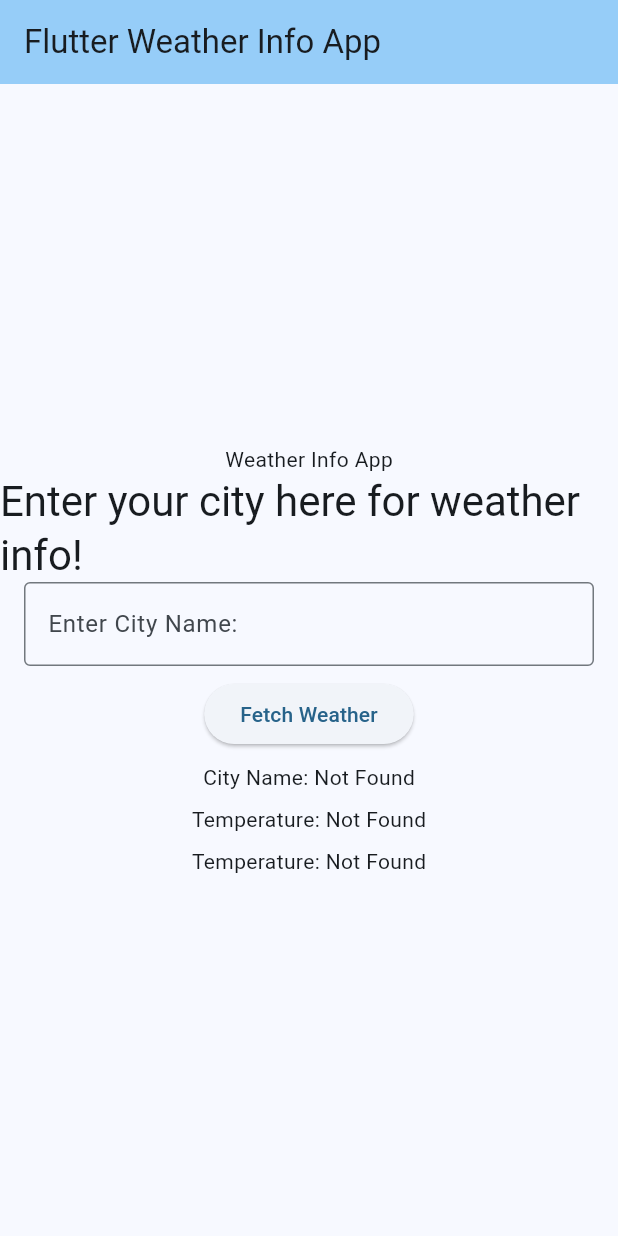
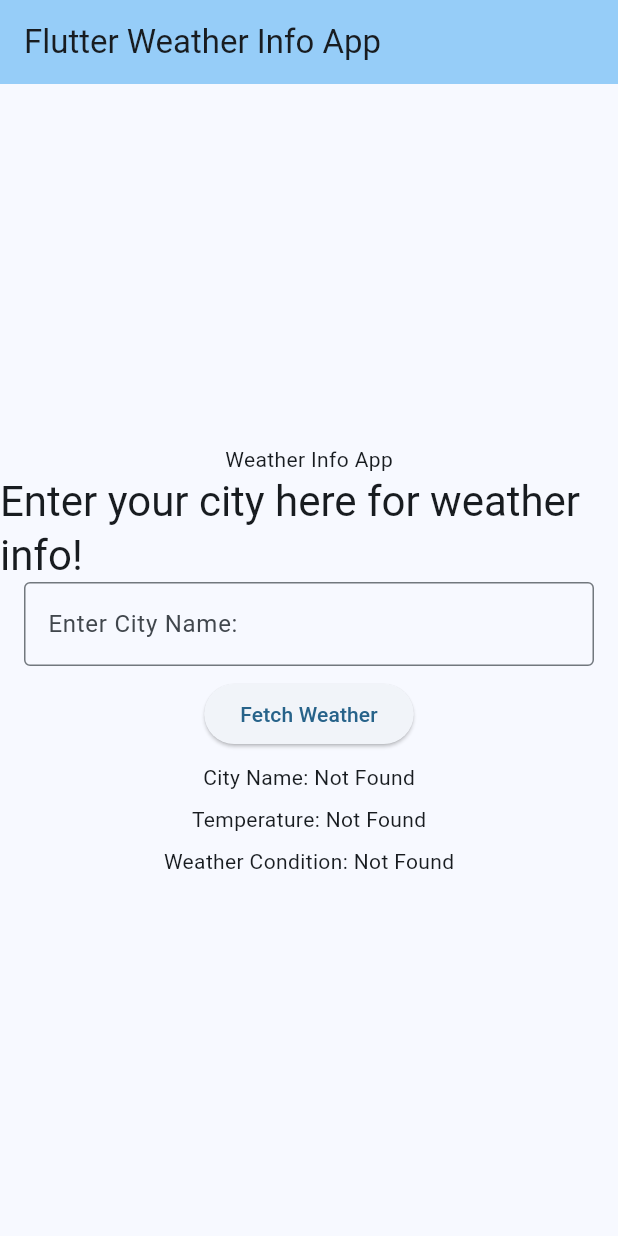
Before and after one commit to sheemieai/weather_info_app, a Flutter app: the screen it shows after launch, after a tap on "Fetch Weather", on a phone screen of 412 x 824 dp. Run offline on Flutter 3.47's test engine with Material 3 defaults, Android fonts, the phone set to English and light mode, and no system bars.

Commit message:
Simulated weather data for input city

```diff
--- a/lib/main.dart
+++ b/lib/main.dart
@@ -1,4 +1,5 @@
 import 'dart:collection';
+import 'dart:math';
 
 import 'package:flutter/material.dart';
 
@@ -39,29 +40,23 @@ class _MyHomePageState extends State<MyHomePage> {
   String _cityTemperature = "";
   String _cityWeatherCondition = "";
   final Map<String, Map<String, String>> cityWeatherMap = HashMap();
+  final Random random = Random();
+  final List<String> cityWeatherConditionList = ["Sunny", "Cloudy", "Rainy"];
 
   final Map<String, String> atlantaWeatherMap = {
   "cityName": "Atlanta",
-  "cityTemperature": "90 degrees",
-  "cityWeatherCondition": "Raining"
   };
 
   final Map<String, String> seattleWeatherMap = {
     "cityName": "Seattle",
-    "cityTemperature": "65 degrees",
-    "cityWeatherCondition": "Snowing"
   };
 
   final Map<String, String> newYorkWeatherMap = {
     "cityName": "New York City",
-    "cityTemperature": "20 degrees",
-    "cityWeatherCondition": "Hailing"
   };
 
   final Map<String, String> miamiWeatherMap = {
     "cityName": "Miami",
-    "cityTemperature": "70 degrees",
-    "cityWeatherCondition": "Thunder Storming"
   };
 
   @override
@@ -83,6 +78,7 @@ class _MyHomePageState extends State<MyHomePage> {
     });
 
     _cityNameController.clear();
+    _cityInputName = "";
   }
 
   // Fetch the city name for inputted city
@@ -96,15 +92,27 @@ class _MyHomePageState extends State<MyHomePage> {
   // Fetch the temperature for a specific city
   void _fetchCityTemperature(final String cityName) {
     setState(() {
-      _cityTemperature = cityWeatherMap[cityName.toLowerCase()
-          .replaceAll(' ', '')]?["cityTemperature"] ?? "Not Found";
+      if(!cityWeatherMap.containsKey(cityName.toLowerCase().replaceAll(' ', ''))) {
+        _cityTemperature = "Not Found";
+        return;
+      }
+
+      final int temperatureRandomInt = 15 + random.nextInt(16);
+      _cityTemperature = "$temperatureRandomInt°C";;
     });
   }
 
   // Fetch the weather condition for a specific city
   void _fetchCityWeatherCondition(final String cityName) {
-    _cityWeatherCondition = cityWeatherMap[cityName.toLowerCase()
-        .replaceAll(' ', '')]?["cityWeatherCondition"] ?? "Not Found";
+    setState(() {
+      if(!cityWeatherMap.containsKey(cityName.toLowerCase().replaceAll(' ', ''))) {
+        _cityWeatherCondition = "Not Found";
+        return;
+      }
+
+      final int weatherConditionRandomInt = random.nextInt(3);
+      _cityWeatherCondition = cityWeatherConditionList[weatherConditionRandomInt];
+    });
   }
 
   @override
@@ -150,7 +158,7 @@ class _MyHomePageState extends State<MyHomePage> {
             ),
             SizedBox(height: 8.0),
             Text(
-                'Temperature: ' + _cityWeatherCondition
+                'Weather Condition: ' + _cityWeatherCondition
             ),
           ],
         ),
```
